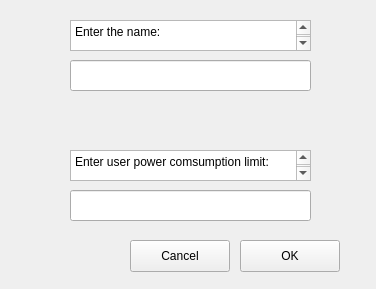
gspd-unesp/ispd-exa-gui, file forms/adduser.ui: the form before one commit.
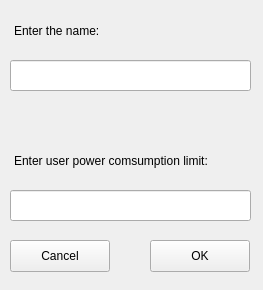
The form after the commit.

Commit message:
Save user info & better config window
Now user information are kept while the program is running.

machine configuration window and add user window are now cleaner and more compact.

Diff of the .ui file:
```diff
--- a/forms/adduser.ui
+++ b/forms/adduser.ui
@@ -6,22 +6,47 @@
    <rect>
     <x>0</x>
     <y>0</y>
-    <width>376</width>
-    <height>289</height>
+    <width>263</width>
+    <height>290</height>
    </rect>
   </property>
   <property name="windowTitle">
    <string>Add</string>
   </property>
   <widget class="QPlainTextEdit" name="plainTextEdit">
+   <property name="enabled">
+    <bool>true</bool>
+   </property>
    <property name="geometry">
     <rect>
-     <x>70</x>
+     <x>10</x>
      <y>20</y>
      <width>241</width>
      <height>31</height>
     </rect>
    </property>
+   <property name="autoFillBackground">
+    <bool>false</bool>
+   </property>
+   <property name="styleSheet">
+    <string notr="true">font: 12pt &quot;Segoe UI&quot;;
+background-color: rgba(0, 0, 0, 0);</string>
+   </property>
+   <property name="frameShape">
+    <enum>QFrame::NoFrame</enum>
+   </property>
+   <property name="frameShadow">
+    <enum>QFrame::Plain</enum>
+   </property>
+   <property name="lineWidth">
+    <number>2</number>
+   </property>
+   <property name="verticalScrollBarPolicy">
+    <enum>Qt::ScrollBarAlwaysOff</enum>
+   </property>
+   <property name="horizontalScrollBarPolicy">
+    <enum>Qt::ScrollBarAlwaysOff</enum>
+   </property>
    <property name="readOnly">
     <bool>true</bool>
    </property>
@@ -33,7 +58,7 @@
   <widget class="QPushButton" name="okButton">
    <property name="geometry">
     <rect>
-     <x>240</x>
+     <x>150</x>
      <y>240</y>
      <width>100</width>
      <height>32</height>
@@ -46,7 +71,7 @@
   <widget class="QPushButton" name="cancelButton">
    <property name="geometry">
     <rect>
-     <x>130</x>
+     <x>10</x>
      <y>240</y>
      <width>100</width>
      <height>32</height>
@@ -59,7 +84,7 @@
   <widget class="QLineEdit" name="lineEdit">
    <property name="geometry">
     <rect>
-     <x>70</x>
+     <x>10</x>
      <y>60</y>
      <width>241</width>
      <height>31</height>
@@ -69,22 +94,44 @@
   <widget class="QLineEdit" name="lineEdit_2">
    <property name="geometry">
     <rect>
-     <x>70</x>
+     <x>10</x>
      <y>190</y>
      <width>241</width>
      <height>31</height>
     </rect>
    </property>
+   <property name="inputMask">
+    <string/>
+   </property>
+   <property name="text">
+    <string/>
+   </property>
   </widget>
   <widget class="QPlainTextEdit" name="plainTextEdit_2">
    <property name="geometry">
     <rect>
-     <x>70</x>
+     <x>10</x>
      <y>150</y>
      <width>241</width>
      <height>31</height>
     </rect>
    </property>
+   <property name="styleSheet">
+    <string notr="true">font: 10pt &quot;Segoe UI&quot;;
+background-color: rgba(0, 0, 0, 0);</string>
+   </property>
+   <property name="frameShape">
+    <enum>QFrame::NoFrame</enum>
+   </property>
+   <property name="frameShadow">
+    <enum>QFrame::Plain</enum>
+   </property>
+   <property name="verticalScrollBarPolicy">
+    <enum>Qt::ScrollBarAlwaysOff</enum>
+   </property>
+   <property name="horizontalScrollBarPolicy">
+    <enum>Qt::ScrollBarAlwaysOff</enum>
+   </property>
    <property name="readOnly">
     <bool>true</bool>
    </property>
```
Left out of the diff: 8 changed lines with no effect on the pictures. The commit also changes 6 other files.
